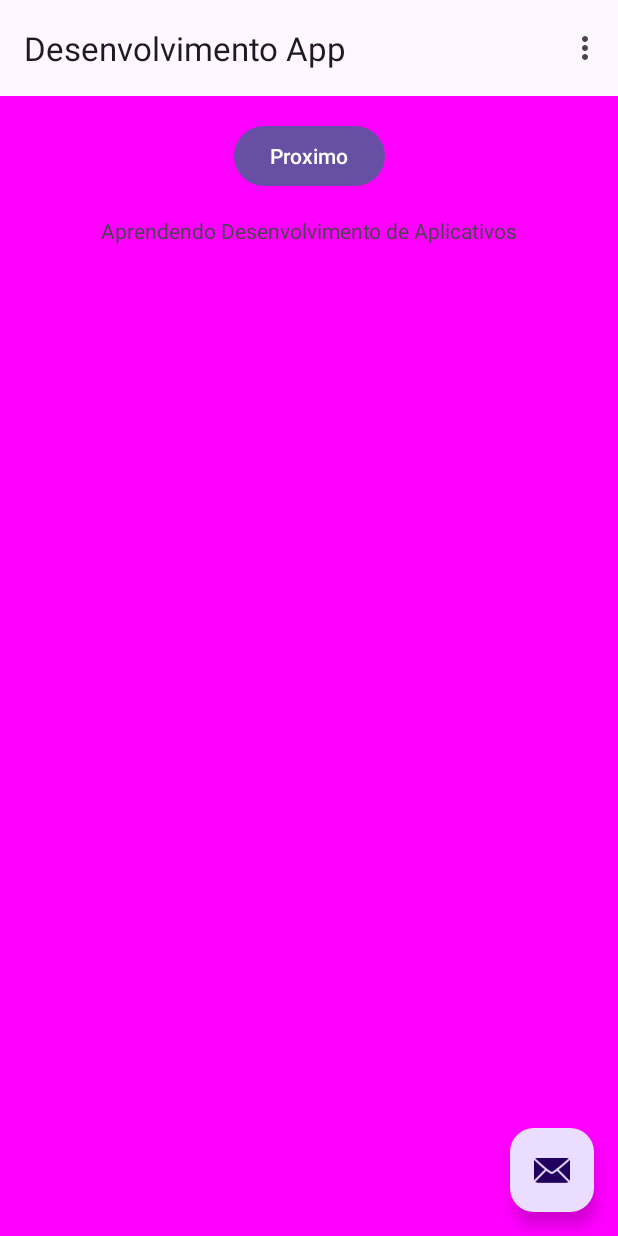
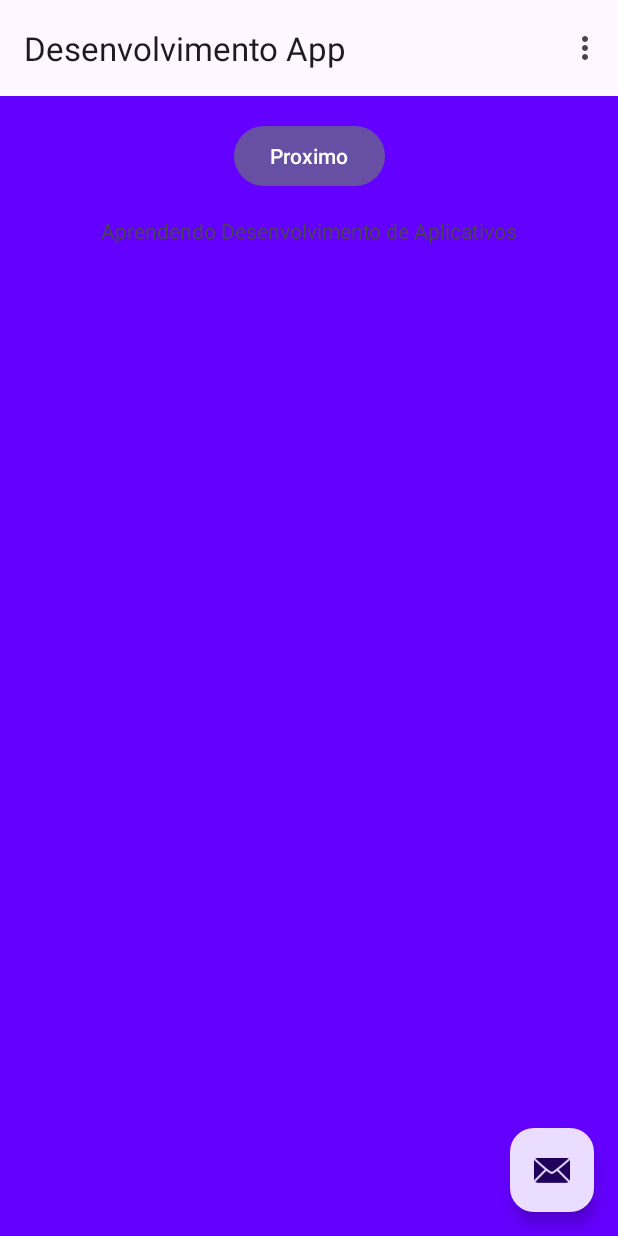
Before and after one commit to PedruGit/Aula_Kotlin, an Android app: the screen it shows after launch (MainActivity), on a phone screen of 412 x 824 dp. Run offline under Robolectric (Android 15) with nearby library versions, the phone set to English and light mode, and no system bars; our stand-ins replace navigation-ui.

Commit message:
Alteração Plano de Fundo

```diff
--- a/app/src/main/res/layout/activity_main.xml
+++ b/app/src/main/res/layout/activity_main.xml
@@ -4,7 +4,7 @@
     xmlns:tools="http://schemas.android.com/tools"
     android:layout_width="match_parent"
     android:layout_height="match_parent"
-    android:background="#FF00FF"
+    android:background="#6400FF"
     android:fitsSystemWindows="true"
     tools:context=".MainActivity">
 
```
